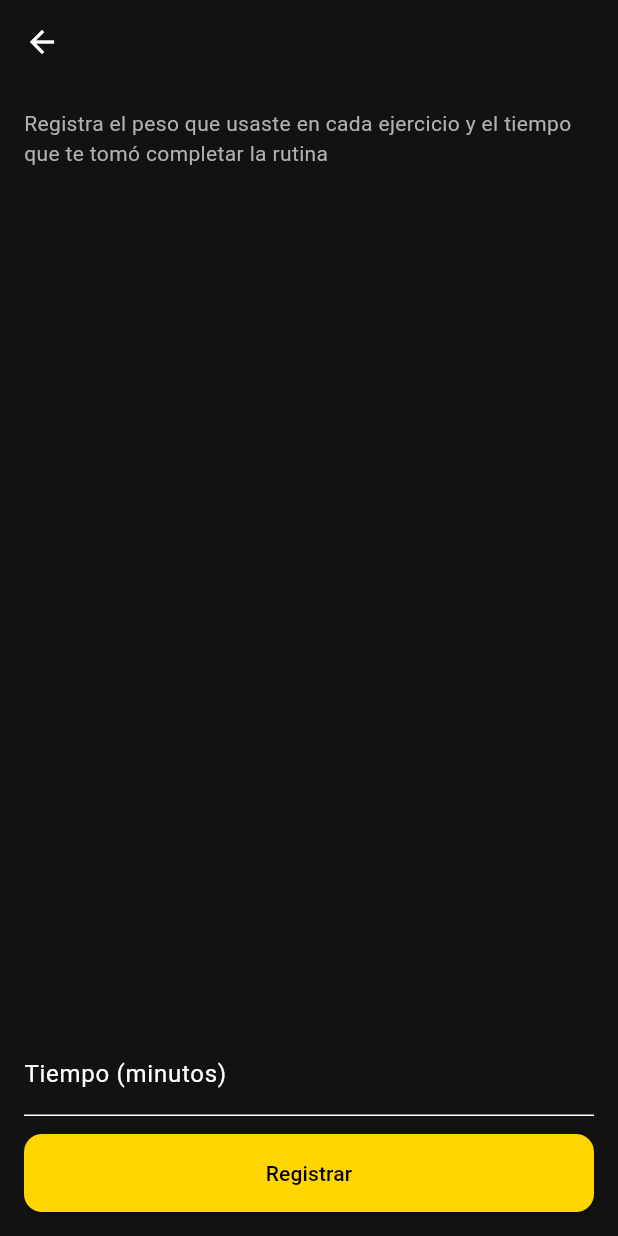
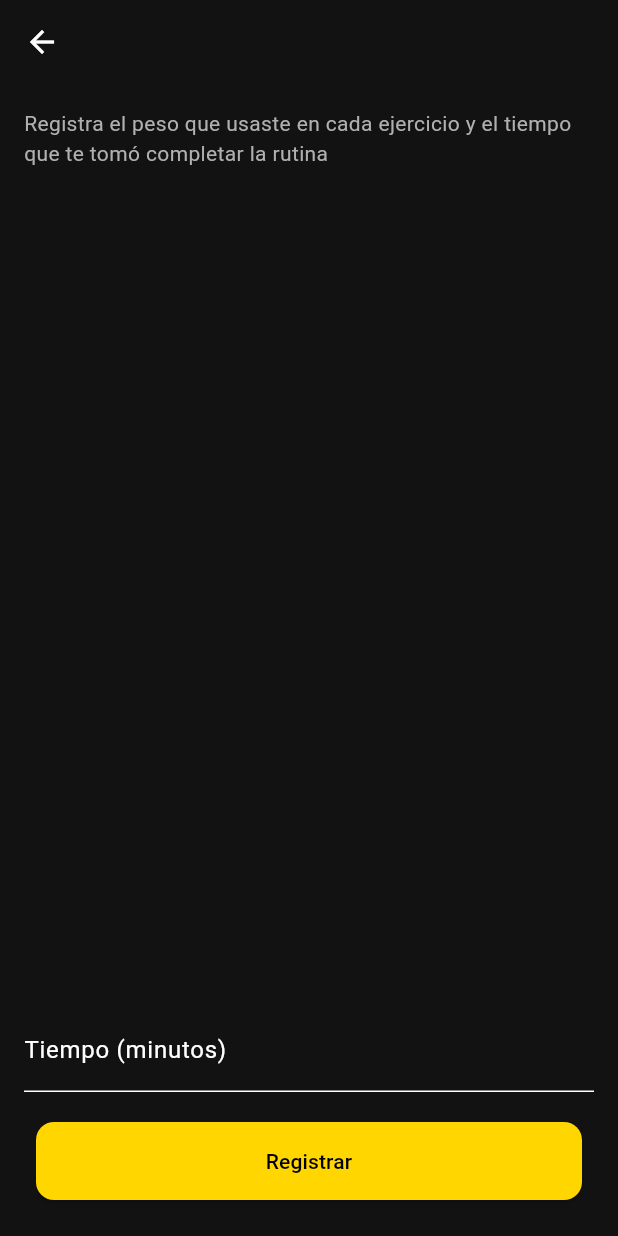
Before and after one commit to GabrielRosalesAzurdia/Sistema-de-seguimiento-de-rutinas-y-nutrici-n-frontend, a Flutter app: the LogRoutineScreen screen opened directly with empty values, on a phone screen of 412 x 824 dp. Run offline on Flutter 3.47's test engine with Material 3 defaults, Android fonts, the phone set to English and light mode, and no system bars; our stand-ins replace dio, fl_chart, flutter_secure_storage, shared_preferences; accounts and stored records are empty.

Commit message:
fix/ small fix on button padding

```diff
--- a/lib/screens/log_routine_screen.dart
+++ b/lib/screens/log_routine_screen.dart
@@ -30,7 +30,8 @@ class _LogRoutineScreenState extends State<LogRoutineScreen> {
   void initState() {
     super.initState();
     _forms = {
-      for (final item in widget.routine.exercises) item.exercise.id: _ExerciseFormState(),
+      for (final item in widget.routine.exercises)
+        item.exercise.id: _ExerciseFormState(),
     };
   }
 
@@ -56,8 +57,8 @@ class _LogRoutineScreenState extends State<LogRoutineScreen> {
     if (!_allFieldsFilled()) {
       ScaffoldMessenger.of(context).showSnackBar(
         const SnackBar(
-            content:
-                Text('Completa todos los campos antes de registrar la rutina.')),
+            content: Text(
+                'Completa todos los campos antes de registrar la rutina.')),
       );
       return;
     }
@@ -99,7 +100,8 @@ class _LogRoutineScreenState extends State<LogRoutineScreen> {
         child: Column(
           crossAxisAlignment: CrossAxisAlignment.start,
           children: [
-            const Text('Registra el peso que usaste en cada ejercicio y el '
+            const Text(
+                'Registra el peso que usaste en cada ejercicio y el '
                 'tiempo que te tomó completar la rutina',
                 style: TextStyle(color: AppColors.textSecondary)),
             const SizedBox(height: 16),
@@ -115,13 +117,19 @@ class _LogRoutineScreenState extends State<LogRoutineScreen> {
                         crossAxisAlignment: CrossAxisAlignment.start,
                         children: [
                           Text(item.exercise.name,
-                              style: const TextStyle(fontWeight: FontWeight.bold, color: AppColors.textPrimary)),
+                              style: const TextStyle(
+                                  fontWeight: FontWeight.bold,
+                                  color: AppColors.textPrimary)),
                           const SizedBox(height: 8),
                           Row(
                             children: [
-                              Expanded(child: _numberField(form.initialWeight, 'Peso inicial (lb)')),
+                              Expanded(
+                                  child: _numberField(
+                                      form.initialWeight, 'Peso inicial (lb)')),
                               const SizedBox(width: 8),
-                              Expanded(child: _numberField(form.finalWeight, 'Peso final (lb)')),
+                              Expanded(
+                                  child: _numberField(
+                                      form.finalWeight, 'Peso final (lb)')),
                             ],
                           ),
                           const SizedBox(height: 8),
@@ -135,13 +143,19 @@ class _LogRoutineScreenState extends State<LogRoutineScreen> {
             ),
             _numberField(_durationController, 'Tiempo (minutos)'),
             const SizedBox(height: 12),
-            SizedBox(
-              width: double.infinity,
-              child: ElevatedButton(
-                onPressed: _saving ? null : _submit,
-                child: _saving
-                    ? const SizedBox(height: 20, width: 20, child: CircularProgressIndicator(strokeWidth: 2))
-                    : const Text('Registrar'),
+            Padding(
+              padding: const EdgeInsets.all(8.0),
+              child: SizedBox(
+                width: double.infinity,
+                child: ElevatedButton(
+                  onPressed: _saving ? null : _submit,
+                  child: _saving
+                      ? const SizedBox(
+                          height: 20,
+                          width: 20,
+                          child: CircularProgressIndicator(strokeWidth: 2))
+                      : const Text('Registrar'),
+                ),
               ),
             ),
           ],
--- a/lib/screens/routine_detail_screen.dart
+++ b/lib/screens/routine_detail_screen.dart
@@ -74,7 +74,9 @@ class _RoutineDetailScreenState extends State<RoutineDetailScreen> {
                     },
                   ),
                 ),
-                SizedBox(
+                Padding(
+                  padding: const EdgeInsets.all(8.0),
+                  child: SizedBox(
                     width: double.infinity,
                     child: ElevatedButton(
                       onPressed: () => Navigator.of(context).push(
@@ -82,6 +84,7 @@ class _RoutineDetailScreenState extends State<RoutineDetailScreen> {
                             builder: (_) => LogRoutineScreen(routine: routine)),
                       ),
                       child: const Text('Iniciar'),
+                    ),
                   ),
                 ),
               ],
```
Also changed, not shown: 1 other file. Lines whose indentation alone changed are shown as unchanged.
